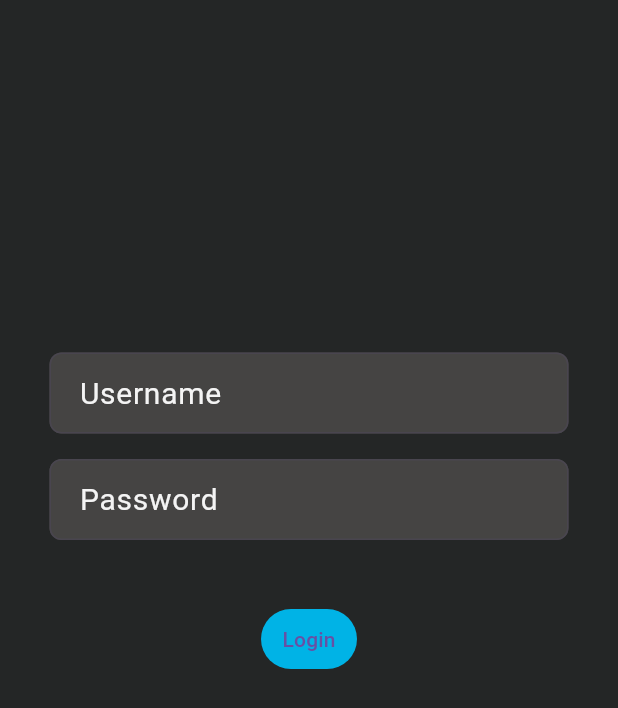
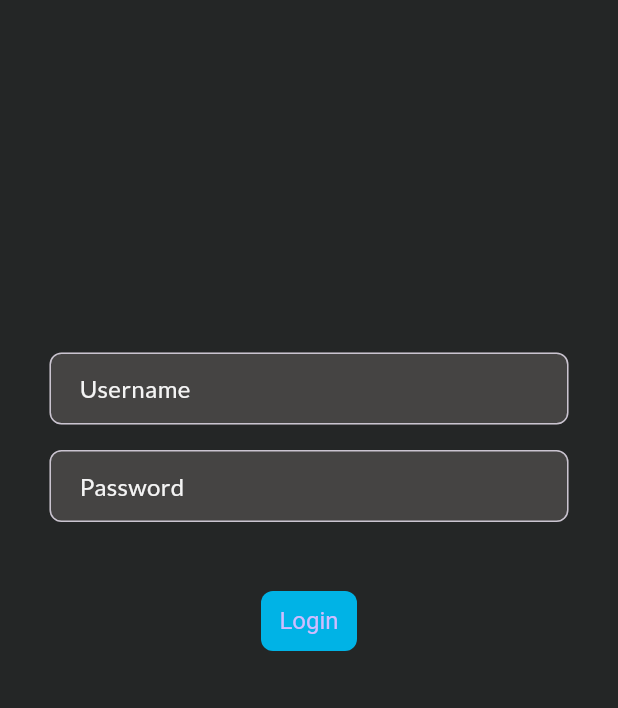
Before and after one commit to lucasferreiram3/verademo-dart, a Flutter app: the LoginPage screen opened directly, on a phone screen of 412 x 824 dp. Shown: the top 708 px of the screen. Run offline on Flutter 3.47's test engine with Material 3 defaults, Android fonts, the phone set to English and light mode, and no system bars; our stand-ins replace google_fonts.

Commit message:
themes in progress

```diff
--- a/lib/main.dart
+++ b/lib/main.dart
@@ -1,9 +1,11 @@
 import 'package:flutter/material.dart';
 
+import 'theme/theme.dart';
 import 'pages/feed.dart';
+import 'pages/login.dart';
 
 // Define colors to be used
-const Color veracodeBlack= Color.fromARGB(255, 36, 38, 38);
+const Color veracodeBlack = Color.fromARGB(255, 36, 38, 38);
 const Color veracodeBlue =  Color.fromARGB(255, 0, 179, 230);
 const Color veracodeWhite = Color.fromARGB(255,244, 244, 244);
 
@@ -20,14 +22,15 @@ class MyApp extends StatelessWidget {
 
   @override
   Widget build(BuildContext context) {
-    return const MaterialApp(
+    return MaterialApp(
       title: 'Blab-a-Gag',
       /*theme: ThemeData(
         appBarTheme: ,
         navigationBarTheme: ,
         colorScheme: ColorSche
       ),*/
-      home: FeedPage()
+      theme: VTheme.defaultTheme,
+      home: const LoginPage()
       // Scaffold(
       //   appBar: AppBar(
       //     backgroundColor: veracodeBlack,
--- a/lib/pages/login.dart
+++ b/lib/pages/login.dart
@@ -1,4 +1,6 @@
 import 'package:flutter/material.dart';
+import 'package:verademo_dart/main.dart';
+import 'package:verademo_dart/utils/constants.dart';
 
 class LoginPage extends StatelessWidget {
   const LoginPage({super.key});
@@ -7,28 +9,37 @@ class LoginPage extends StatelessWidget {
   Widget build(BuildContext context) {
     return Scaffold(
       backgroundColor: const Color(0xff242626),
+
       body: Column (
         children: [
           const SizedBox(height: 235),
-          _credField('Username'),
+          _credField('Username', context),
           const SizedBox(height: 17),
-          _credField('Password'),
+          _credField('Password', context),
           const SizedBox(height: 42),
-          TextButton(
-            style: TextButton.styleFrom(
-              backgroundColor: const Color(0xff00B3E6)
+          Container(
+            margin: const EdgeInsets.symmetric(vertical: 0, horizontal: 33),
+            child: ElevatedButton(
+              // style: TextButton.styleFrom(
+              //   backgroundColor: const Color(0xff00B3E6)
+              // ),
+
+              style: Theme.of(context).elevatedButtonTheme.style?.copyWith(
+                backgroundColor: const WidgetStatePropertyAll(VConstants.veracodeBlue),
+
+              ),
+              child: const Text('Login'),
+              onPressed: () {
+                print('pressed login');
+              },
             ),
-            child: const Text('Login'),
-            onPressed: () {
-              print('pressed login');
-            },
           ),
         ],
       )
     );
   }
 
-  Container _credField(placeholder) {
+  Container _credField(String placeholder, BuildContext context) {
     return Container(
           // height: 40,
           margin: const EdgeInsets.symmetric(vertical: 0, horizontal: 33),
@@ -37,11 +48,13 @@ class LoginPage extends StatelessWidget {
             decoration: InputDecoration(
               contentPadding: const EdgeInsets.symmetric(vertical: 12, horizontal: 16),
               hintText: placeholder,
-              hintStyle: const TextStyle(
-                color: Color(0xffF4F4F4),
-                fontSize: 20,
-              ),
+              // hintStyle: const TextStyle(
+              //   color: Color(0xffF4F4F4),
+              //   fontSize: 20,
+              // ),
+              hintStyle: Theme.of(context).textTheme.bodyMedium?.copyWith(color: VConstants.veracodeWhite),
               filled: true,
+
               fillColor: const Color(0xff454443),
               border: OutlineInputBorder(
                 borderRadius: BorderRadius.circular(8),
--- /dev/null
+++ b/lib/theme/elevated_button_theme.dart
@@ -0,0 +1,15 @@
+import 'package:flutter/material.dart';
+import 'package:verademo_dart/theme/text_theme.dart';
+
+class VElevatedButtonTheme {
+  VElevatedButtonTheme._();
+
+  static final defaultElevatedButtonTheme = ElevatedButtonThemeData(
+    style: ElevatedButton.styleFrom(
+      elevation: 0,
+      textStyle: VTextTheme.defaultTextTheme.bodyMedium,
+      padding: const EdgeInsets.symmetric(vertical: 10.5),
+      shape: RoundedRectangleBorder(borderRadius: BorderRadius.circular(8)),
+    )
+  );
+}
--- /dev/null
+++ b/lib/theme/text_theme.dart
@@ -0,0 +1,12 @@
+import 'package:flutter/material.dart';
+
+class VTextTheme {
+  VTextTheme._();
+
+  static TextTheme defaultTextTheme = TextTheme(
+    titleMedium: const TextStyle().copyWith(fontSize: 40, fontWeight: FontWeight.w700),
+    headlineLarge: const TextStyle().copyWith(fontSize: 32, fontWeight: FontWeight.w700),
+    headlineMedium: const TextStyle().copyWith(fontSize: 20, fontWeight: FontWeight.w700),
+    bodyMedium: const TextStyle().copyWith(fontSize: 16, fontWeight: FontWeight.w400),
+  );
+}
--- /dev/null
+++ b/lib/theme/theme.dart
@@ -0,0 +1,22 @@
+import 'package:flutter/material.dart';
+import 'package:verademo_dart/theme/elevated_button_theme.dart';
+import 'package:verademo_dart/theme/text_theme.dart';
+import 'package:verademo_dart/utils/constants.dart';
+
+class VTheme {
+  VTheme._();
+
+  static ThemeData defaultTheme = ThemeData (
+    useMaterial3: true,
+    fontFamily: 'Lato',
+    brightness: Brightness.dark,
+    primaryColor: VConstants.veracodeBlue,
+    scaffoldBackgroundColor: VConstants.darkNeutral1,
+    textTheme: VTextTheme.defaultTextTheme,
+    elevatedButtonTheme: VElevatedButtonTheme.defaultElevatedButtonTheme,
+  );
+
+  static ThemeData loginTheme = ThemeData (
+
+  );
+}
--- /dev/null
+++ b/lib/utils/constants.dart
@@ -0,0 +1,18 @@
+import 'package:flutter/material.dart';
+
+class VConstants {
+  VConstants._();
+
+  static const Color veracodeBlue = Color(0xFF00B3E6);
+
+  static const Color codeBlack = Color(0xFF000000);
+  static const Color veracodeBlack = Color(0xFF242626);
+  static const Color darkNeutral1 = Color(0xFF454443);
+  static const Color darkNeutral2 = Color(0xFF5C5A59);
+  static const Color darkNeutral3 = Color(0xFF8C8986);
+  static const Color lightNeutral3 = Color(0xFFBBB6B3);
+  static const Color lightNeutral2 = Color(0xFFD5D3D1);
+  static const Color lightNeutral1 = Color(0xFFE8E8E8);
+  static const Color veracodeWhite = Color(0xFFF4F4F4);
+  static const Color codeWhite = Color(0xFFFFFFFF);
+}
```
